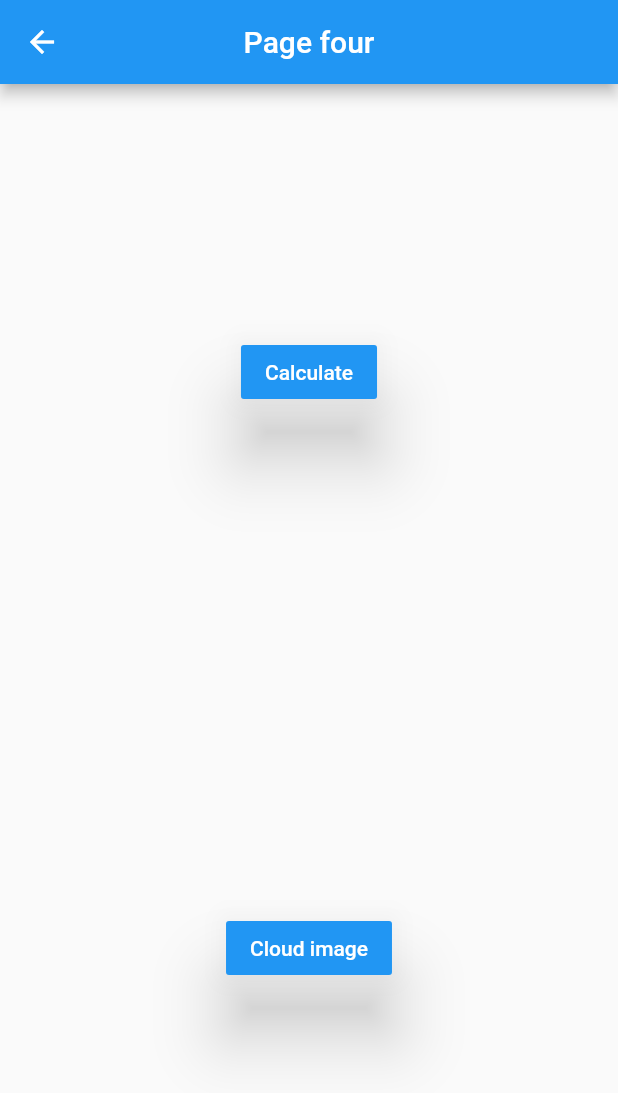
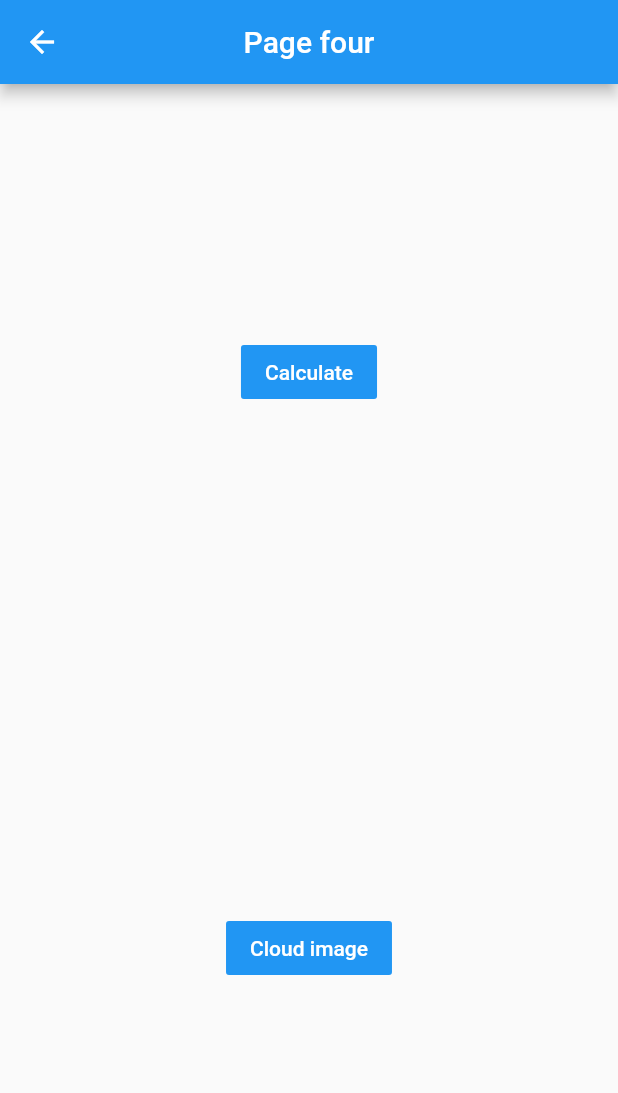
Before and after one commit to mobiletechno/lastday_vendamatic_india_rajkumar, a Flutter app: the Pagefour screen opened directly, on a phone screen of 412 x 824 dp. Shown: the top 1093 px of the screen. Run offline on Flutter 3.47's test engine with Material 2 defaults, Android fonts, the phone set to English and light mode, and no system bars; our stand-ins replace connectivity, fluttertoast, location; missing offline and left inert: animated_rotation.

```diff
--- a/lib/screens/Pagefour.dart
+++ b/lib/screens/Pagefour.dart
@@ -25,7 +25,7 @@ class _PagefourState extends State<Pagefour> {
         child: Column(
           mainAxisAlignment: MainAxisAlignment.spaceAround,
           children: <Widget>[
-            MaterialButton(
+            FlatButton(
               onPressed: () {
                 int sum = 50000 * 50000;
                 Fluttertoast.showToast(
@@ -37,13 +37,12 @@ class _PagefourState extends State<Pagefour> {
                     textColor: Colors.white,
                     fontSize: 16.0);
               },
-              elevation: 20,
+
               child: Text(Constants.CALC),
               color: Colors.blue,
               textColor: Colors.white,
             ),
-            MaterialButton(
-              elevation: 20,
+            FlatButton(
               onPressed: () {
                 Opendialog(context);
               },
```
